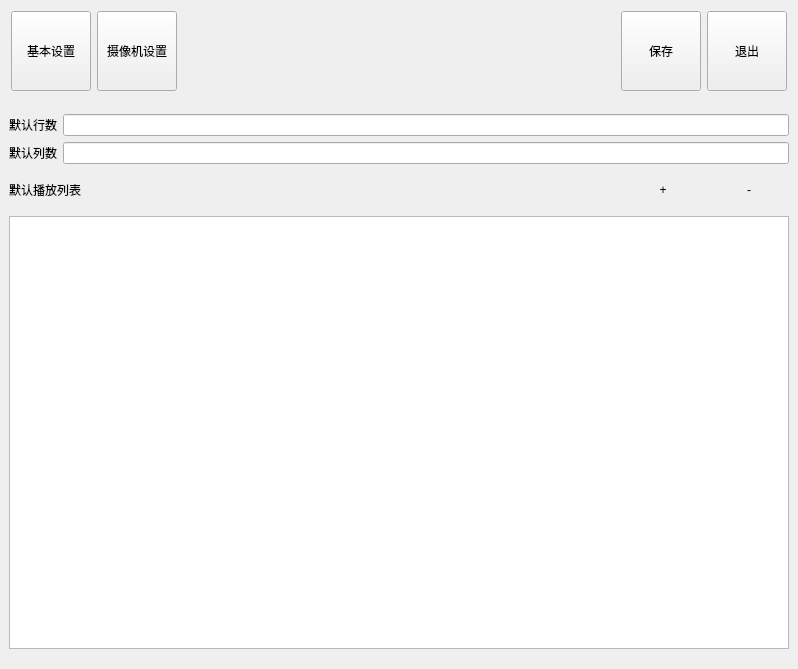
The window that extra_settings/mainwidget.ui (ch593030323/video-watcher) describes before a commit, drawn with Qt 5.
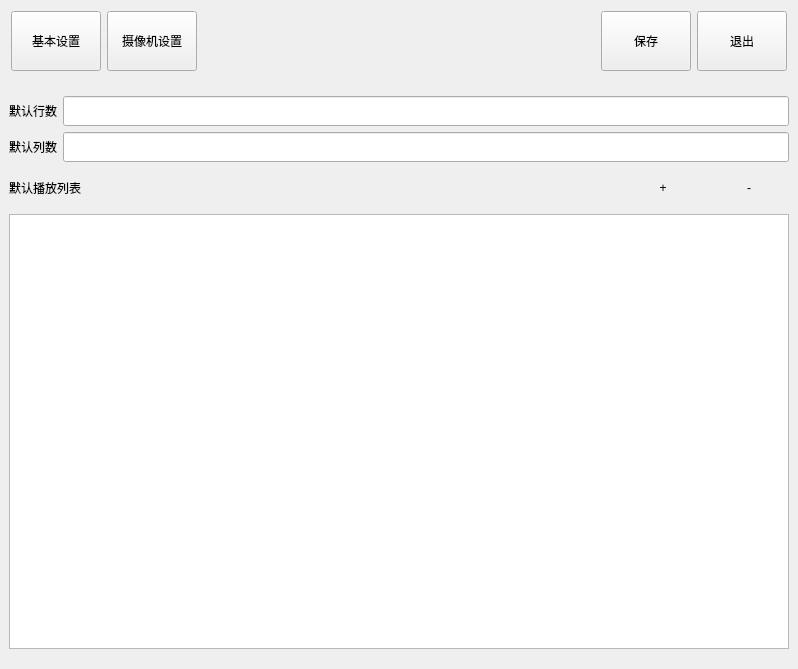
The same window after the commit. The open tabs and pages were chosen to show the change. Custom widgets are drawn as their Qt base class.

```diff
--- a/extra_settings/mainwidget.ui
+++ b/extra_settings/mainwidget.ui
@@ -59,8 +59,8 @@
           </property>
           <property name="minimumSize">
            <size>
-            <width>80</width>
-            <height>80</height>
+            <width>90</width>
+            <height>60</height>
            </size>
           </property>
           <property name="text">
@@ -78,8 +78,8 @@
           </property>
           <property name="minimumSize">
            <size>
-            <width>80</width>
-            <height>80</height>
+            <width>90</width>
+            <height>60</height>
            </size>
           </property>
           <property name="text">
@@ -104,8 +104,8 @@
          <widget class="QPushButton" name="pushButton_save">
           <property name="minimumSize">
            <size>
-            <width>80</width>
-            <height>80</height>
+            <width>90</width>
+            <height>60</height>
            </size>
           </property>
           <property name="text">
@@ -117,8 +117,8 @@
          <widget class="QPushButton" name="pushButton_exit">
           <property name="minimumSize">
            <size>
-            <width>80</width>
-            <height>80</height>
+            <width>90</width>
+            <height>60</height>
            </size>
           </property>
           <property name="text">
@@ -133,13 +133,13 @@
         <property name="minimumSize">
          <size>
           <width>0</width>
-          <height>2</height>
+          <height>4</height>
          </size>
         </property>
         <property name="maximumSize">
          <size>
           <width>16777215</width>
-          <height>2</height>
+          <height>4</height>
          </size>
         </property>
         <property name="text">
@@ -156,12 +156,12 @@
    <item>
     <widget class="QStackedWidget" name="stackedWidget">
      <property name="currentIndex">
-      <number>1</number>
+      <number>0</number>
      </property>
      <widget class="QWidget" name="page">
       <layout class="QVBoxLayout" name="verticalLayout_4">
        <item>
-        <widget class="TreeVideoViewSearch" name="treeView" native="true"/>
+        <widget class="TreeVideoViewSearchSettings" name="treeView" native="true"/>
        </item>
       </layout>
      </widget>
@@ -169,6 +169,26 @@
       <layout class="QVBoxLayout" name="verticalLayout_2">
        <item>
         <layout class="QGridLayout" name="gridLayout_2">
+         <item row="1" column="1">
+          <widget class="LineEditX" name="lineEdit_default_columncount">
+           <property name="minimumSize">
+            <size>
+             <width>0</width>
+             <height>30</height>
+            </size>
+           </property>
+          </widget>
+         </item>
+         <item row="0" column="1">
+          <widget class="LineEditX" name="lineEdit_default_rowcount">
+           <property name="minimumSize">
+            <size>
+             <width>0</width>
+             <height>30</height>
+            </size>
+           </property>
+          </widget>
+         </item>
          <item row="0" column="0">
           <widget class="QLabel" name="label_4">
            <property name="text">
@@ -176,9 +196,6 @@
            </property>
           </widget>
          </item>
-         <item row="0" column="1">
-          <widget class="LineEditX" name="lineEdit_default_rowcount"/>
-         </item>
          <item row="1" column="0">
           <widget class="QLabel" name="label_5">
            <property name="text">
@@ -186,9 +203,6 @@
            </property>
           </widget>
          </item>
-         <item row="1" column="1">
-          <widget class="LineEditX" name="lineEdit_default_columncount"/>
-         </item>
         </layout>
        </item>
        <item>
@@ -257,12 +271,6 @@
   </layout>
  </widget>
  <customwidgets>
-  <customwidget>
-   <class>TreeVideoViewSearch</class>
-   <extends>QWidget</extends>
-   <header>treevideoviewsearch.h</header>
-   <container>1</container>
-  </customwidget>
   <customwidget>
    <class>TableViewAdd</class>
    <extends>QTableView</extends>
@@ -273,6 +281,12 @@
    <extends>QLineEdit</extends>
    <header>lineeditx.h</header>
   </customwidget>
+  <customwidget>
+   <class>TreeVideoViewSearchSettings</class>
+   <extends>QWidget</extends>
+   <header>treevideoviewsearchsettings.h</header>
+   <container>1</container>
+  </customwidget>
  </customwidgets>
  <resources/>
  <connections/>
```
